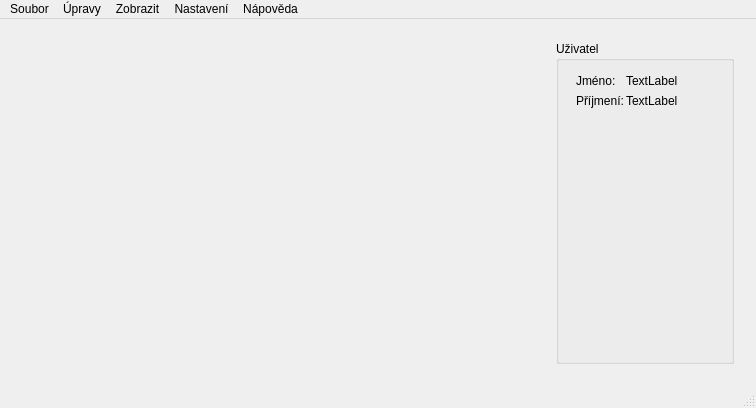
vairad/zcu-zswi, file src/desktop/JauvajsDesktop/gui/mainwindow.ui: the form before one commit.
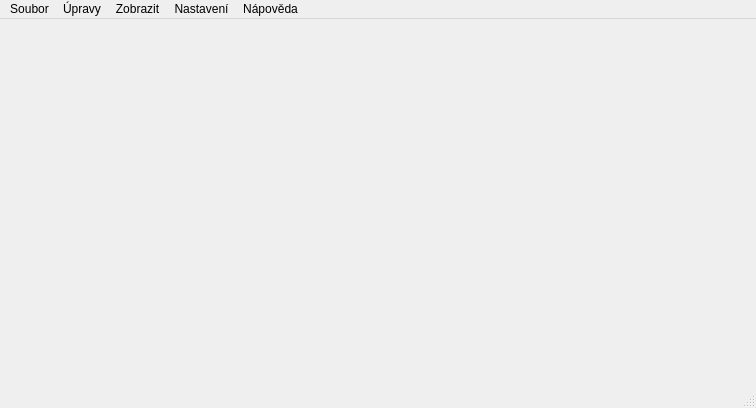
The form after the commit.

The edit to the form file:
```diff
--- a/src/desktop/JauvajsDesktop/gui/mainwindow.ui
+++ b/src/desktop/JauvajsDesktop/gui/mainwindow.ui
@@ -52,7 +52,7 @@
         <rect>
          <x>0</x>
          <y>0</y>
-         <width>532</width>
+         <width>738</width>
          <height>349</height>
         </rect>
        </property>
@@ -72,92 +72,6 @@
       </widget>
      </widget>
     </item>
-    <item>
-     <widget class="QWidget" name="widget_nast" native="true">
-      <property name="sizePolicy">
-       <sizepolicy hsizetype="Preferred" vsizetype="Preferred">
-        <horstretch>0</horstretch>
-        <verstretch>0</verstretch>
-       </sizepolicy>
-      </property>
-      <property name="minimumSize">
-       <size>
-        <width>200</width>
-        <height>0</height>
-       </size>
-      </property>
-      <property name="maximumSize">
-       <size>
-        <width>200</width>
-        <height>16777215</height>
-       </size>
-      </property>
-      <layout class="QVBoxLayout" name="verticalLayout_2">
-       <item>
-        <widget class="QGroupBox" name="groupBox">
-         <property name="enabled">
-          <bool>true</bool>
-         </property>
-         <property name="title">
-          <string>Uživatel</string>
-         </property>
-         <widget class="QLabel" name="label">
-          <property name="geometry">
-           <rect>
-            <x>70</x>
-            <y>30</y>
-            <width>91</width>
-            <height>20</height>
-           </rect>
-          </property>
-          <property name="text">
-           <string>TextLabel</string>
-          </property>
-         </widget>
-         <widget class="QLabel" name="label_2">
-          <property name="geometry">
-           <rect>
-            <x>70</x>
-            <y>50</y>
-            <width>91</width>
-            <height>20</height>
-           </rect>
-          </property>
-          <property name="text">
-           <string>TextLabel</string>
-          </property>
-         </widget>
-         <widget class="QLabel" name="label_3">
-          <property name="geometry">
-           <rect>
-            <x>20</x>
-            <y>30</y>
-            <width>47</width>
-            <height>20</height>
-           </rect>
-          </property>
-          <property name="text">
-           <string>Jméno:</string>
-          </property>
-         </widget>
-         <widget class="QLabel" name="label_4">
-          <property name="geometry">
-           <rect>
-            <x>20</x>
-            <y>50</y>
-            <width>47</width>
-            <height>20</height>
-           </rect>
-          </property>
-          <property name="text">
-           <string>Příjmení:</string>
-          </property>
-         </widget>
-        </widget>
-       </item>
-      </layout>
-     </widget>
-    </item>
    </layout>
   </widget>
   <widget class="QMenuBar" name="menuBar">
```
